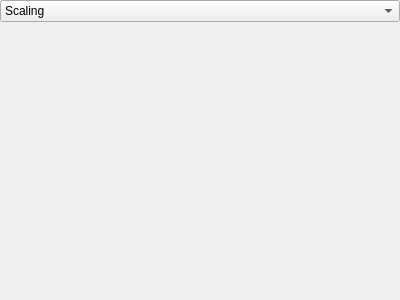
radek-dab/gkproj, file filterwidget.ui: the form before one commit.
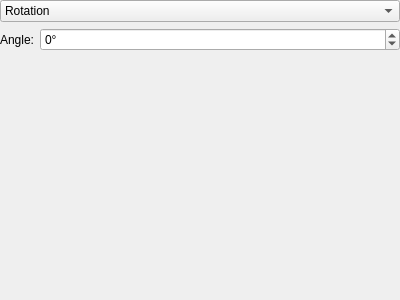
The form after the commit. The open tabs and pages were chosen to show the change.

Commit message: Implement RotationFilter

Diff of the .ui file:
```diff
--- a/filterwidget.ui
+++ b/filterwidget.ui
@@ -29,7 +29,7 @@
    <item>
     <widget class="QComboBox" name="comboBox">
      <property name="currentIndex">
-      <number>3</number>
+      <number>2</number>
      </property>
      <item>
       <property name="text">
@@ -65,7 +65,42 @@
      </property>
      <widget class="QWidget" name="functionPage"/>
      <widget class="QWidget" name="matrixPage"/>
-     <widget class="QWidget" name="rotationPage"/>
+     <widget class="QWidget" name="rotationPage">
+      <layout class="QFormLayout" name="rotationFormLayout">
+       <property name="leftMargin">
+        <number>0</number>
+       </property>
+       <property name="topMargin">
+        <number>0</number>
+       </property>
+       <property name="rightMargin">
+        <number>0</number>
+       </property>
+       <property name="bottomMargin">
+        <number>0</number>
+       </property>
+       <item row="0" column="0">
+        <widget class="QLabel" name="angleLabel">
+         <property name="text">
+          <string>Angle:</string>
+         </property>
+        </widget>
+       </item>
+       <item row="0" column="1">
+        <widget class="QSpinBox" name="angleSpinBox">
+         <property name="suffix">
+          <string>°</string>
+         </property>
+         <property name="minimum">
+          <number>-360</number>
+         </property>
+         <property name="maximum">
+          <number>360</number>
+         </property>
+        </widget>
+       </item>
+      </layout>
+     </widget>
      <widget class="QWidget" name="scalingPage">
       <layout class="QFormLayout" name="formLayout">
        <property name="leftMargin">
```
Left out of the diff: 20 changed lines with no effect on the pictures. The commit also changes 4 other files.
